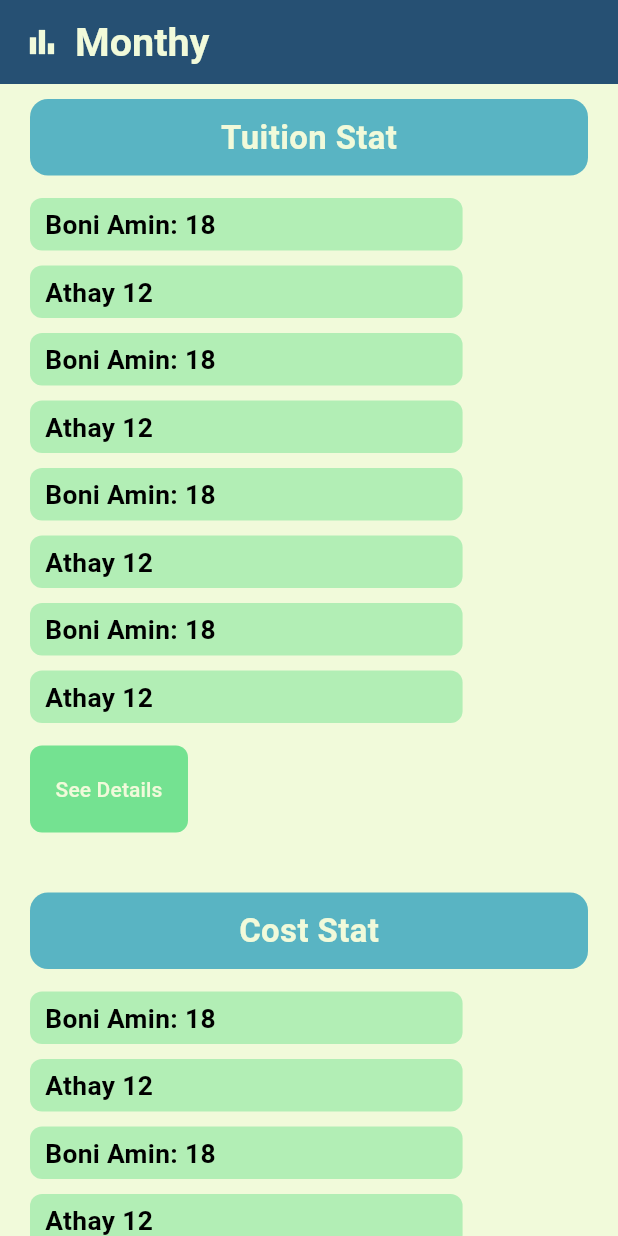
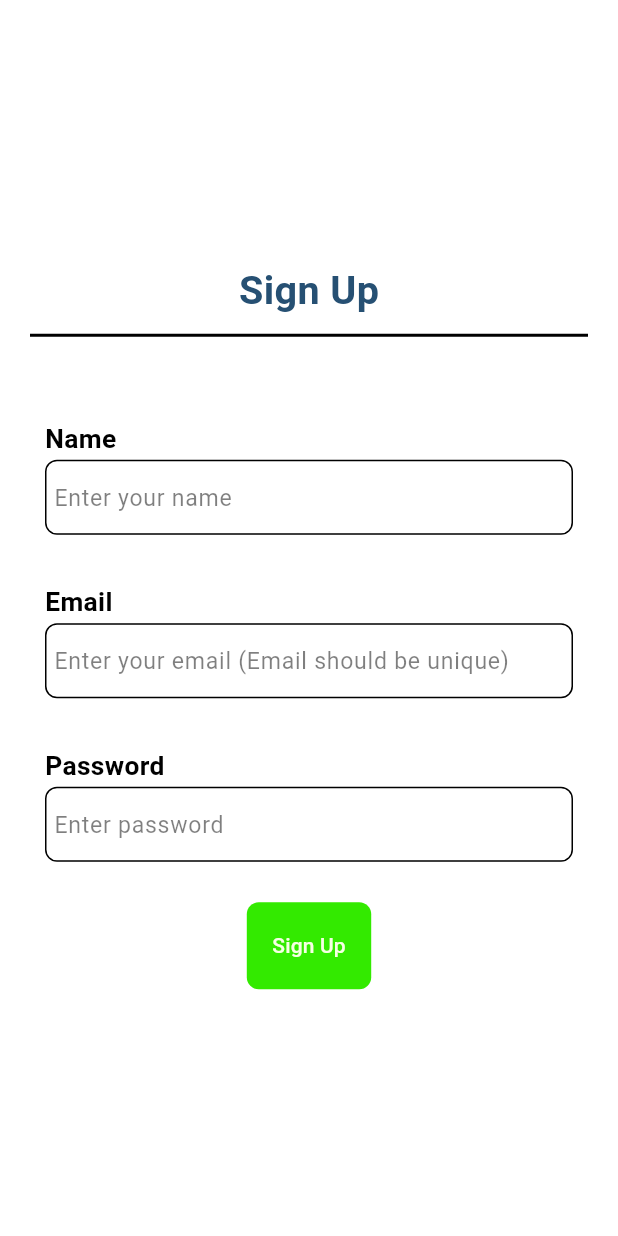
Before and after one commit to fahimmahmud618/Monthy_Tracker, a Flutter app: the screen it shows after launch, on a phone screen of 412 x 824 dp. Run offline on Flutter 3.47's test engine with Material 3 defaults, Android fonts, the phone set to English and light mode, and no system bars.

Commit message:
sign up + styling

```diff
--- /dev/null
+++ b/lib/Pages/sign_up_page.dart
@@ -0,0 +1,48 @@
+import 'package:flutter/material.dart';
+import 'package:monthy_tracker/Pages/home_page.dart';
+import 'package:monthy_tracker/Styles.dart';
+import 'package:monthy_tracker/Widgets/action_button.dart';
+import 'package:monthy_tracker/Widgets/heading_title_bar.dart';
+import 'package:monthy_tracker/Widgets/input_text_widget.dart';
+
+class SignUpPage extends StatefulWidget {
+  const SignUpPage({super.key});
+
+  @override
+  State<SignUpPage> createState() => _SignUpPageState();
+}
+
+class _SignUpPageState extends State<SignUpPage> {
+
+  TextEditingController name = new TextEditingController();
+  TextEditingController email = new TextEditingController();
+  TextEditingController pass = new TextEditingController();
+
+  void do_sign_up(){
+    print("Sign up pressed");
+    Navigator.push(context, MaterialPageRoute(builder: (context)=>HomePage()));
+  }
+  @override
+  Widget build(BuildContext context) {
+    return SafeArea(
+      child: Scaffold(
+        body: Container(
+          color: Colors.white,
+          alignment: Alignment.centerRight,
+          child: Column(
+            mainAxisAlignment: MainAxisAlignment.center,
+            crossAxisAlignment: CrossAxisAlignment.center,
+            children: [
+              PageTitleBar(context, color1, "Sign Up"),
+              SizedBox(height: 30,),
+              InputTextWidget(context, Colors.white, "Name", "Enter your name", name, false),
+              InputTextWidget(context, Colors.white, "Email", "Enter your email (Email should be unique)", email, false),
+              InputTextWidget(context, Colors.white, "Password", "Enter password", pass, true),
+              ActionButton(context, "Sign Up", do_sign_up),
+            ],
+          ),
+        ),
+      ),
+    );
+  }
+}
--- a/lib/Styles.dart
+++ b/lib/Styles.dart
@@ -8,9 +8,9 @@ double get_scale_factor(BuildContext context){
 
 Color color1 = Color(0xFF265073);
 Color color2 = Color(0xFF59B4C3);
-Color color3 = Color(0xFF74E291);
-Color color4 = Color(0xFFEFF396);
-Color colorWhite = Color(0xFFF1FADA);
+Color color3 = Color(0xFF33EA00);
+Color color4 = Color(0xFFADE6FA);
+Color colorWhite = Color(0xFFF6FFE4);
 
 TextStyle nameTitleStyle (BuildContext context) {
   return TextStyle(
@@ -19,3 +19,18 @@ TextStyle nameTitleStyle (BuildContext context) {
     fontWeight: FontWeight.bold
   );
 }
+
+TextStyle hintTextStyle (BuildContext context, Color color) {
+  return TextStyle(
+    color: color.withOpacity(0.5),
+    fontSize: 14*get_scale_factor(context),
+  );
+}
+
+TextStyle boldTextStyle (BuildContext context, Color color) {
+  return TextStyle(
+    color: color,
+    fontSize: 16*get_scale_factor(context),
+    fontWeight: FontWeight.bold
+  );
+}
--- a/lib/Widgets/heading_title_bar.dart
+++ b/lib/Widgets/heading_title_bar.dart
@@ -1,5 +1,6 @@
 
 import 'package:flutter/cupertino.dart';
+import 'package:flutter/material.dart';
 import 'package:monthy_tracker/Styles.dart';
 
 Widget HeadingTitleBar(BuildContext context, String title){
@@ -21,3 +22,26 @@ Widget HeadingTitleBar(BuildContext context, String title){
     ),
   );
 }
+Widget PageTitleBar(BuildContext context, Color color, String title){
+  return Container(
+    margin: EdgeInsets.fromLTRB(20, 10, 20, 10),
+    padding: EdgeInsets.fromLTRB(10, 10, 10, 10),
+    decoration: BoxDecoration(
+      border: Border(
+        bottom: BorderSide(
+          color: Colors.black,
+          width: 2.0,
+        ),
+      ),
+    ),
+    alignment: AlignmentDirectional.center,
+    child: Text(
+      title,
+      style: TextStyle(
+        color: color,
+        fontSize: 24*get_scale_factor(context),
+        fontWeight: FontWeight.bold
+      ),
+    ),
+  );
+}
--- /dev/null
+++ b/lib/Widgets/input_text_widget.dart
@@ -0,0 +1,40 @@
+import 'package:flutter/cupertino.dart';
+import 'package:flutter/material.dart';
+import 'package:monthy_tracker/Styles.dart';
+
+Widget InputTextWidget(BuildContext context,Color color, String title, String placeholder, TextEditingController textEditingController, bool ishide){
+  return Container(
+    margin: EdgeInsets.fromLTRB(20, 5, 20, 5),
+    padding: EdgeInsets.fromLTRB(10, 10, 10, 10),
+    decoration: BoxDecoration(
+      color: color,
+      borderRadius: BorderRadius.circular(8)
+    ),
+    child: Column(
+      crossAxisAlignment: CrossAxisAlignment.start,
+      children: [
+        Text(title, style: boldTextStyle(context, Colors.black),),
+        Container(
+          padding: EdgeInsets.symmetric(horizontal: 5),
+          margin: EdgeInsets.symmetric(vertical: 2),
+          decoration: BoxDecoration(
+            borderRadius: BorderRadius.circular(8),
+            border: Border.all(
+              color: Colors.black,
+              width: 1,
+            )
+          ),
+          child: TextField(
+            obscureText: ishide,
+            controller: textEditingController,
+            decoration: InputDecoration(
+              border: InputBorder.none,
+                hintText: placeholder,
+              hintStyle: hintTextStyle(context, Colors.black)
+            ),
+          ),
+        )
+      ],
+    ),
+  );
+}
--- a/lib/Widgets/stat_info_showbar.dart
+++ b/lib/Widgets/stat_info_showbar.dart
@@ -9,7 +9,7 @@ Widget StatInfoShowBar(BuildContext context, String text){
     width: MediaQuery.of(context).size.width*0.7,
     decoration: BoxDecoration(
         borderRadius: BorderRadius.circular(8),
-        color: color3.withOpacity(0.5)
+        color: color3.withOpacity(0.2)
     ),
     alignment: AlignmentDirectional.centerStart,
     child: Text(
--- a/lib/main.dart
+++ b/lib/main.dart
@@ -1,9 +1,10 @@
 import 'package:flutter/material.dart';
 import 'package:monthy_tracker/Pages/home_page.dart';
+import 'package:monthy_tracker/Pages/sign_up_page.dart';
 
 void main() {
   runApp(new MaterialApp(
     debugShowCheckedModeBanner: false,
-    home: HomePage(),
+    home: SignUpPage(),
   ));
 }
```
